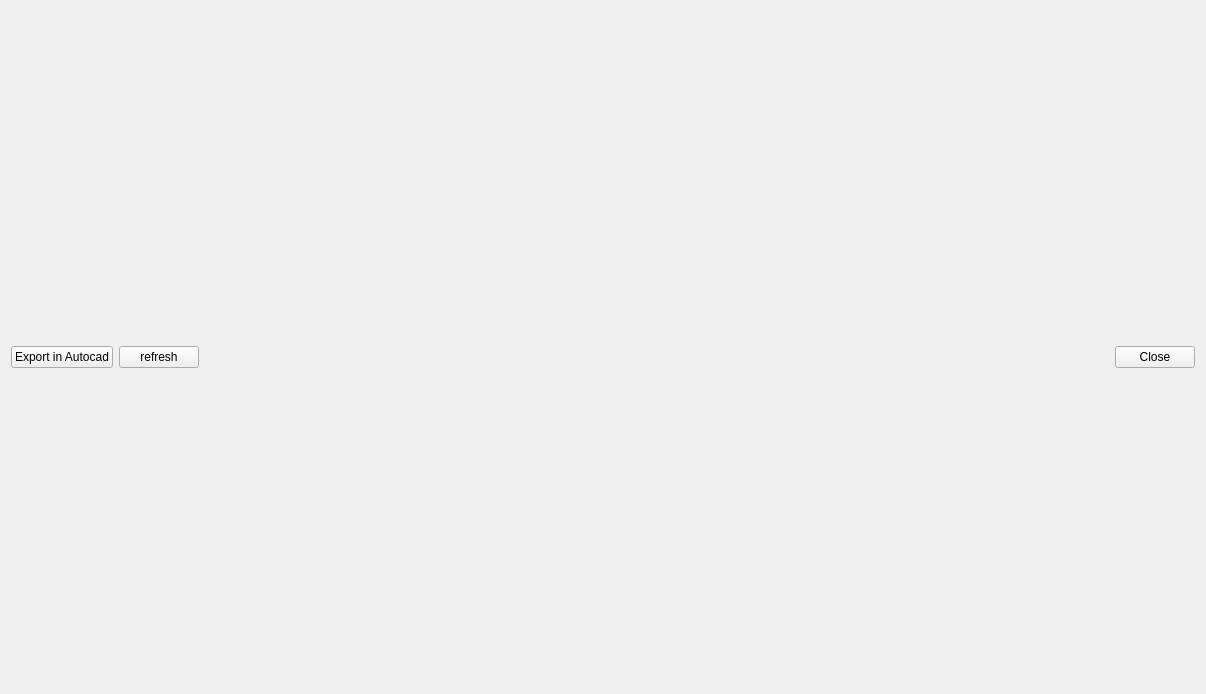
This is qkan/laengsschnitt/res/laengsschnitt.ui in hoettges/QKan as Qt 5 draws it before an edit. The edited form follows.
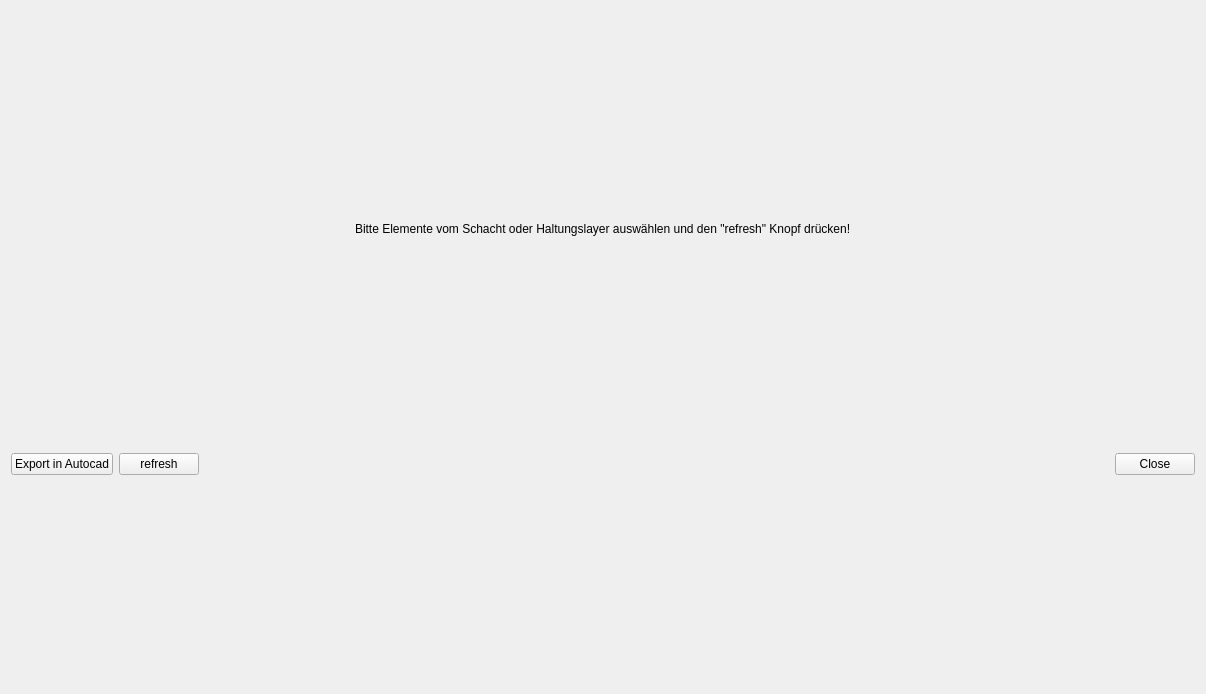
This is the edited form.

```diff
--- a/qkan/laengsschnitt/res/laengsschnitt.ui
+++ b/qkan/laengsschnitt/res/laengsschnitt.ui
@@ -13,14 +13,26 @@
     <height>694</height>
    </rect>
   </property>
+  <property name="sizePolicy">
+   <sizepolicy hsizetype="Preferred" vsizetype="Preferred">
+    <horstretch>0</horstretch>
+    <verstretch>0</verstretch>
+   </sizepolicy>
+  </property>
   <property name="windowTitle">
    <string>Längsschnitt</string>
   </property>
   <layout class="QVBoxLayout" name="verticalLayout_2">
    <item>
     <layout class="QVBoxLayout" name="verticalLayout">
+     <property name="spacing">
+      <number>6</number>
+     </property>
      <item>
       <layout class="QHBoxLayout" name="horizontalLayout">
+       <property name="spacing">
+        <number>6</number>
+       </property>
        <item>
         <spacer name="horizontalSpacer_3">
          <property name="orientation">
@@ -34,6 +46,25 @@
          </property>
         </spacer>
        </item>
+       <item>
+        <widget class="QLabel" name="label">
+         <property name="sizePolicy">
+          <sizepolicy hsizetype="Preferred" vsizetype="Preferred">
+           <horstretch>0</horstretch>
+           <verstretch>0</verstretch>
+          </sizepolicy>
+         </property>
+         <property name="maximumSize">
+          <size>
+           <width>16777215</width>
+           <height>20</height>
+          </size>
+         </property>
+         <property name="text">
+          <string>Bitte Elemente vom Schacht oder Haltungslayer auswählen und den &quot;refresh&quot; Knopf drücken!</string>
+         </property>
+        </widget>
+       </item>
        <item>
         <spacer name="horizontalSpacer_2">
          <property name="orientation">
@@ -53,6 +84,9 @@
    </item>
    <item>
     <layout class="QHBoxLayout" name="horizontalLayout_2">
+     <property name="spacing">
+      <number>6</number>
+     </property>
      <property name="leftMargin">
       <number>0</number>
      </property>
```
